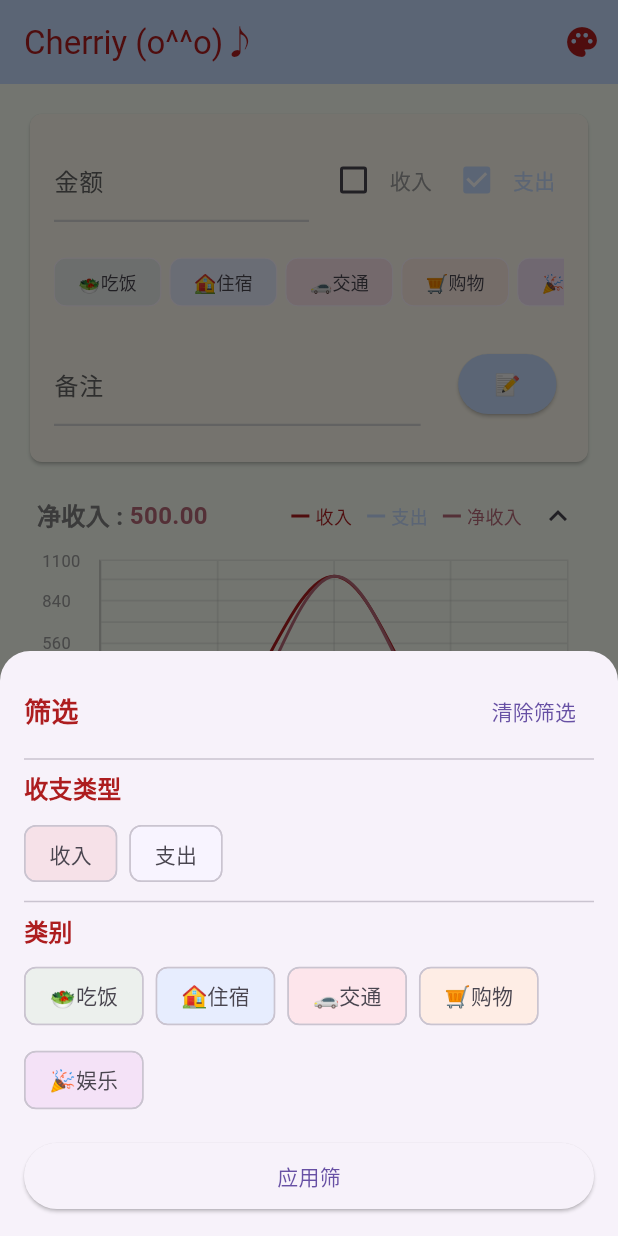
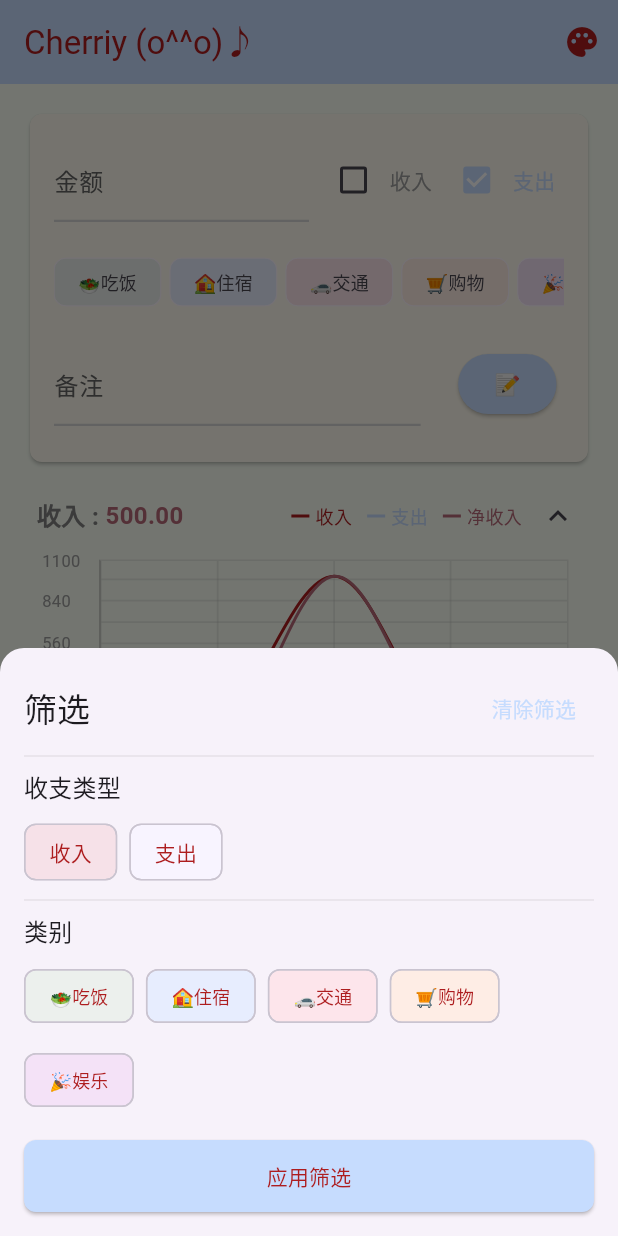
Before and after one commit to White-Lulu/cherriy, a Flutter app: the screen it shows after launch, after a tap on the "filter list" icon, on a phone screen of 412 x 824 dp. Run offline on Flutter 3.47's test engine with Material 3 defaults, Android fonts, the phone set to English and light mode, and no system bars; drawn by our look-alikes of fl_chart; our stand-ins replace flutter_colorpicker, image_picker, shared_preferences.

Commit message:
从这里开始颜色分支（dialog）

```diff
--- a/lib/accountingpage.dart
+++ b/lib/accountingpage.dart
@@ -285,8 +285,7 @@ class AccountingPageState extends State<AccountingPage> {
   // 添加筛选方法
   void _showFilterBottomSheet() {
     final themeColor = Theme.of(context).primaryColor;
-    final textColor =
-        Theme.of(context).textTheme.bodyMedium?.color ?? Colors.black;
+    final textColor = Theme.of(context).textTheme.bodyMedium?.color ?? Colors.black;
     final warmColor = ColorScorer.getWarmColor(themeColor, textColor);
     final coldColor = ColorScorer.getColdColor(themeColor, textColor);
     FocusScope.of(context).unfocus();
@@ -294,7 +293,7 @@ class AccountingPageState extends State<AccountingPage> {
     showModalBottomSheet(
       context: context,
       shape: RoundedRectangleBorder(
-        borderRadius: BorderRadius.vertical(top: Radius.circular(20)),
+        borderRadius: BorderRadius.vertical(top: Radius.circular(16)),
       ),
       builder: (BuildContext context) {
         return StatefulBuilder(
@@ -308,9 +307,7 @@ class AccountingPageState extends State<AccountingPage> {
                   Row(
                     mainAxisAlignment: MainAxisAlignment.spaceBetween,
                     children: [
-                      Text('筛选',
-                          style: TextStyle(
-                              fontSize: 18, fontWeight: FontWeight.bold)),
+                      Text('筛选', style: Theme.of(context).textTheme.titleLarge),
                       TextButton(
                         onPressed: () {
                           setState(() {
@@ -320,14 +317,16 @@ class AccountingPageState extends State<AccountingPage> {
                           Navigator.pop(context);
                           _applyFilter();
                         },
+
+                        style: TextButton.styleFrom(
+                          foregroundColor: themeColor,
+                        ),
                         child: Text('清除筛选'),
                       ),
                     ],
                   ),
-                  Divider(),
-                  Text('收支类型',
-                      style:
-                          TextStyle(fontSize: 16, fontWeight: FontWeight.bold)),
+                  Divider(color: Colors.grey.withOpacity(0.2), thickness: 1),
+                  Text('收支类型', style: Theme.of(context).textTheme.titleMedium),
                   SizedBox(height: 8),
                   Row(
                     children: [
@@ -336,17 +335,15 @@ class AccountingPageState extends State<AccountingPage> {
                         selected: selectedTransactionType == '收入',
                         onSelected: (bool selected) {
                           setState(() {
-                            // 如果已经选中了"收入"，再次点击就取消选择
-                            if (selectedTransactionType == '收入') {
-                              selectedTransactionType = null;
-                            } else {
-                              // 否则选择"收入"
-                              selectedTransactionType = '收入';
-                            }
+                            selectedTransactionType = selected ? '收入' : null;
                           });
                         },
                         backgroundColor: warmColor.withOpacity(0.1),
-                        selectedColor: warmColor.withOpacity(0.3),
+                        selectedColor: warmColor.withOpacity(0.2),
+                        checkmarkColor: warmColor,
+                        labelStyle: TextStyle(
+                          color: selectedTransactionType == '收入' ? warmColor : textColor,
+                        ),
                       ),
                       SizedBox(width: 8),
                       FilterChip(
@@ -354,33 +351,27 @@ class AccountingPageState extends State<AccountingPage> {
                         selected: selectedTransactionType == '支出',
                         onSelected: (bool selected) {
                           setState(() {
-                            // 如果已经选中了"支出"，再次点击就取消选择
-                            if (selectedTransactionType == '支出') {
-                              selectedTransactionType = null;
-                            } else {
-                              // 否则选择"支出"
-                              selectedTransactionType = '支出';
-                            }
+                            selectedTransactionType = selected ? '支出' : null;
                           });
                         },
                         backgroundColor: coldColor.withOpacity(0.1),
-                        selectedColor: coldColor.withOpacity(0.3),
+                        selectedColor: coldColor.withOpacity(0.2),
+                        checkmarkColor: coldColor,
+                        labelStyle: TextStyle(
+                          color: selectedTransactionType == '支出' ? coldColor : textColor,
+                        ),
                       ),
                     ],
                   ),
-                  Divider(),
-                  Text('类别',
-                      style:
-                          TextStyle(fontSize: 16, fontWeight: FontWeight.bold)),
+                  Divider(color: Colors.grey.withOpacity(0.2), thickness: 1),
+                  Text('类别', style: Theme.of(context).textTheme.titleMedium),
                   SizedBox(height: 8),
                   Wrap(
                     spacing: 8,
                     runSpacing: 8,
                     children: categories.map((category) {
-                      String categoryString =
-                          '${category['emoji']}${category['label']}';
-                      bool isSelected =
-                          selectedFilterCategories.contains(categoryString);
+                      String categoryString = '${category['emoji']}${category['label']}';
+                      bool isSelected = selectedFilterCategories.contains(categoryString);
                       return FilterChip(
                         label: Text(categoryString),
                         selected: isSelected,
@@ -394,26 +385,30 @@ class AccountingPageState extends State<AccountingPage> {
                           });
                         },
                         backgroundColor: category['color'].withOpacity(0.1),
-                        selectedColor: category['color'].withOpacity(0.3),
+                        selectedColor: category['color'].withOpacity(0.2),
                         checkmarkColor: category['color'],
+                        labelStyle: TextStyle(
+                          color: isSelected ? category['color'] : textColor,
+                          fontSize: 12,
+                        ),
                       );
                     }).toList(),
                   ),
                   SizedBox(height: 16),
-                  SizedBox(
-                    width: double.infinity,
-                    child: ElevatedButton(
-                      onPressed: () {
-                        // 确保在关时不会触发键盘
-                        FocusScope.of(context).unfocus();
-                        Navigator.pop(context);
-                        _applyFilter();
-                      },
-                      style: ElevatedButton.styleFrom(
-                        padding: EdgeInsets.symmetric(vertical: 12),
-                      ),
-                      child: Text('应用筛'),
+                  ElevatedButton(
+                    onPressed: () {
+                      Navigator.pop(context);
+                      _applyFilter();
+                    },
+                    style: ElevatedButton.styleFrom(
+                      backgroundColor: themeColor,
+                      foregroundColor: textColor,
+                      minimumSize: Size(double.infinity, 48),
+                      shape: RoundedRectangleBorder(
+                        borderRadius: BorderRadius.circular(8),
+                      ),
                     ),
+                    child: Text('应用筛选'),
                   ),
                 ],
               ),
@@ -659,7 +654,7 @@ class AccountingPageState extends State<AccountingPage> {
       children: [
         Row(
           children: [
-            Text('  净收入 :',
+            Text('  收入 :',
                 style: TextStyle(
                     fontSize: 16,
                     fontWeight: FontWeight.bold,
@@ -1268,7 +1263,7 @@ class AccountingPageState extends State<AccountingPage> {
     }
 
     if (_viewMode == 0) {
-      // 列表视的布局���保持原来的样式）
+      // 列表视的布局保持原来的样式）
       return Card(
         child: Stack(
           children: [
```
